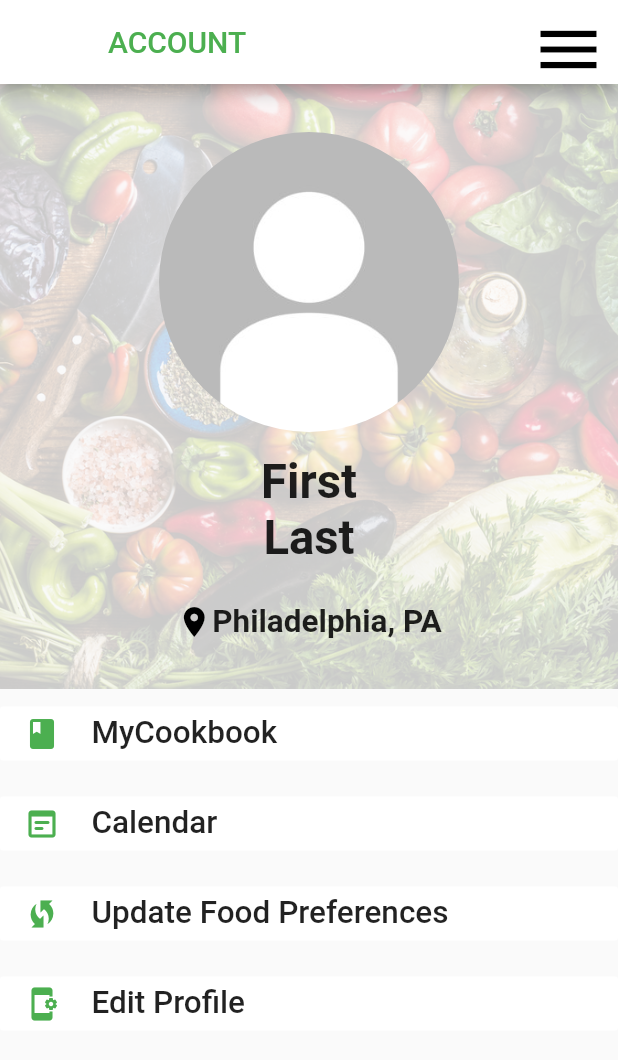
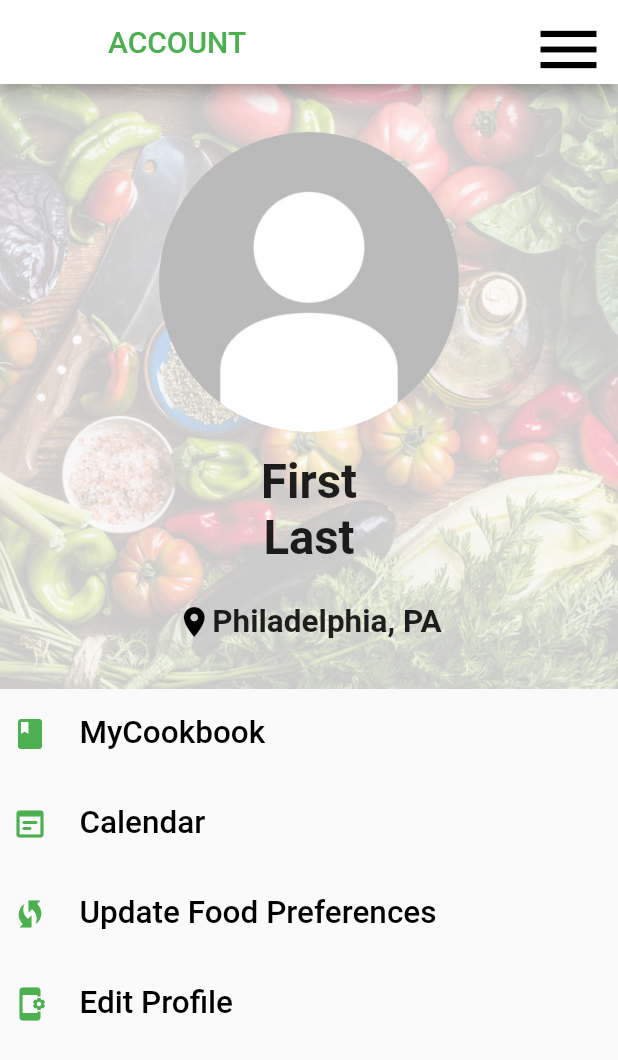
Before and after one commit to Capstone-Projects-2022-Spring/project-gorecipe, a Flutter app: the Profile screen opened directly with empty values, on a phone screen of 412 x 824 dp. Shown: the top 1060 px of the screen. Run offline on Flutter 3.47's test engine with Material 2 defaults, Android fonts, the phone set to English and light mode, and no system bars.

Commit message:
add const modifiers, change deprecated flat buttons to text buttons to fix warnings

```diff
--- a/GoRECIPE/gorecipe/lib/Screens/profile.dart
+++ b/GoRECIPE/gorecipe/lib/Screens/profile.dart
@@ -136,133 +136,94 @@ class _Profile extends State<Profile> {
               width: double.infinity,
               child: Align(
                 alignment: Alignment.centerLeft,
-                child: FlatButton(
+                child: TextButton(
                   onPressed: () {},
-                  color: Colors.white,
-                  minWidth: double.infinity,
+                  //color: Colors.white,
+                  //minWidth: double.infinity,
                   child: Row(
                     mainAxisAlignment: MainAxisAlignment.start,
-                    children: [
+                    children: const [
                       Icon(
                         Icons.book,
                         color: Colors.green,
                       ),
-                      Text('    MyCookbook', textDirection: TextDirection.ltr, textAlign: TextAlign.justify, textScaleFactor: 1.5,),
+                      Text('    MyCookbook', textDirection: TextDirection.ltr, textAlign: TextAlign.justify, textScaleFactor: 1.5,
+                      style: TextStyle(color: Colors.black)),
                     ],
                   ),
                 ),
               ),
-              /*child: FlatButton.icon(
-                onPressed: () {},
-                icon: Icon(
-                    Icons.book,
-                    color: Colors.green
-                ),
-                label: Text('MyCookbook', textAlign: TextAlign.left, textScaleFactor: 1.5,),
-                color: Colors.white,
-                minWidth: double.infinity,
-              ),*/
             ),
             SizedBox(
               height: 60,
               width: double.infinity,
               child: Align(
                 alignment: Alignment.centerLeft,
-                child: FlatButton(
+                child: TextButton(
                   onPressed: () {},
-                  color: Colors.white,
-                  minWidth: double.infinity,
+                  //color: Colors.white,
+                  //minWidth: double.infinity,
                   child: Row(
                     mainAxisAlignment: MainAxisAlignment.start,
-                    children: [
+                    children: const [
                       Icon(
                         Icons.wysiwyg_rounded,
                         color: Colors.green,
                       ),
-                      Text('    Calendar', textDirection: TextDirection.ltr, textAlign: TextAlign.justify, textScaleFactor: 1.5,),
+                      Text('    Calendar', textDirection: TextDirection.ltr, textAlign: TextAlign.justify, textScaleFactor: 1.5, style: TextStyle(color: Colors.black)),
                     ],
                   ),
                 ),
               ),
-              /*child: FlatButton.icon(
-                onPressed: () {},
-                icon: Icon(
-                    Icons.wysiwyg_rounded,
-                    color: Colors.green
-                ),
-                label: Text('Calendar', textScaleFactor: 1.5,),
-                color: Colors.white,
-                minWidth: double.infinity,
-              ),*/
             ),
             SizedBox(
               height: 60,
               width: double.infinity,
               child: Align(
                 alignment: Alignment.centerLeft,
-                child: FlatButton(
+                child: TextButton(
                   onPressed: () {},
-                  color: Colors.white,
-                  minWidth: double.infinity,
+                  //color: Colors.white,
+                  //minWidth: double.infinity,
                   child: Row(
                     mainAxisAlignment: MainAxisAlignment.start,
-                    children: [
+                    children: const [
                       Icon(
                         Icons.wifi_protected_setup,
                         color: Colors.green,
                       ),
-                      Text('    Update Food Preferences', textDirection: TextDirection.ltr, textAlign: TextAlign.justify, textScaleFactor: 1.5,),
+                      Text('    Update Food Preferences', textDirection: TextDirection.ltr, textAlign: TextAlign.justify, textScaleFactor: 1.5, style: TextStyle(color: Colors.black)),
                     ],
                   ),
                 ),
               ),
-              /*child: FlatButton.icon(
-                onPressed: () {},
-                icon: Icon(
-                    Icons.wifi_protected_setup,
-                    color: Colors.green
-                ),
-                label: Text('Update Food Preferences', textScaleFactor: 1.5,),
-                color: Colors.white,
-                minWidth: double.infinity,
-              ),*/
             ),
             SizedBox(
               height: 60,
               width: double.infinity,
               child: Align(
                 alignment: Alignment.centerLeft,
-                child: FlatButton(
+                child: TextButton(
                   onPressed: () {
                     Navigator.push(
                       context,
                       MaterialPageRoute(builder: (context) => const EditAccount()),
                     );
                   },
-                  color: Colors.white,
-                  minWidth: double.infinity,
+                  //color: Colors.white,
+                  //minWidth: double.infinity,
                   child: Row(
                     mainAxisAlignment: MainAxisAlignment.start,
-                    children: [
+                    children: const [
                       Icon(
                         Icons.app_settings_alt,
                         color: Colors.green,
                       ),
-                      Text('    Edit Profile', textDirection: TextDirection.ltr, textAlign: TextAlign.justify, textScaleFactor: 1.5,),
+                      Text('    Edit Profile', textDirection: TextDirection.ltr, textAlign: TextAlign.justify, textScaleFactor: 1.5, style: TextStyle(color: Colors.black)),
                     ],
                   ),
                 ),
               ),
-              /*child: FlatButton.icon(
-                onPressed: () {},
-                icon: Icon(
-                    Icons.app_settings_alt,
-                    color: Colors.green
-                ),
-                label: Text('Edit Profile', textScaleFactor: 1.5,),
-                color: Colors.white,
-                minWidth: double.infinity,
-              ),*/
             ),
             ],
           ),
```
